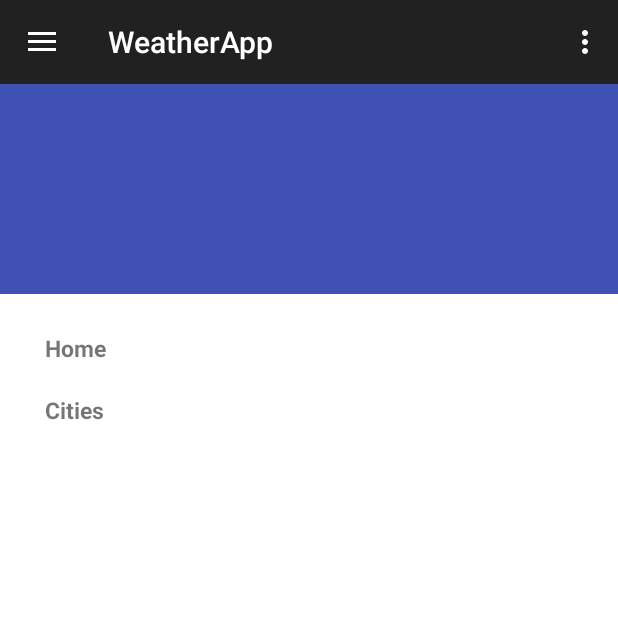
After one commit to KaloyanIT/WeatherApp, an Android app: the fragment FragmentDrawer placed in its activity, on a phone screen of 412 x 824 dp, the top half of it. The commit adds this screen. Run offline under Robolectric (Android 15) with nearby library versions, the phone set to English and light mode, and no system bars; our stand-ins replace RxJava; network calls fail.

Commit message:
Add navigation drawer fragment and recyclerView Adapter

```diff
--- a/WeatherApp/app/build.gradle
+++ b/WeatherApp/app/build.gradle
@@ -31,5 +31,6 @@ dependencies {
     compile 'com.google.code.gson:gson:2.8.0'
     compile 'io.reactivex.rxjava2:rxandroid:2.0.1'
     compile 'io.reactivex.rxjava2:rxjava:2.0.1'
+    compile 'com.android.support:support-v4:25.3.1'
     testCompile 'junit:junit:4.12'
 }
--- /dev/null
+++ b/WeatherApp/app/src/main/java/com/example/kaloyan/weatherapp/FragmentDrawer.java
@@ -0,0 +1,182 @@
+package com.example.kaloyan.weatherapp;
+
+
+import android.content.Context;
+import android.os.Bundle;
+import android.support.v4.app.Fragment;
+import android.support.v4.app.FragmentActivity;
+import android.support.v4.widget.DrawerLayout;
+import android.support.v7.app.ActionBarDrawerToggle;
+import android.support.v7.widget.LinearLayoutManager;
+import android.support.v7.widget.RecyclerView;
+import android.support.v7.widget.Toolbar;
+import android.view.GestureDetector;
+import android.view.LayoutInflater;
+import android.view.MotionEvent;
+import android.view.View;
+import android.view.ViewGroup;
+import android.widget.TextView;
+
+import java.util.ArrayList;
+import java.util.List;
+
+/**
+ * A simple {@link Fragment} subclass.
+ */
+public class FragmentDrawer extends Fragment {
+
+    private static String TAG = FragmentDrawer.class.getSimpleName();
+
+    private RecyclerView recyclerView;
+    private ActionBarDrawerToggle mDrawerToggle;
+    private DrawerLayout mDrawerLayout;
+    private NavigationDrawerAdapter adapter;
+    private View containerView;
+    private static String[] titles = null;
+    private FragmentDrawerListener drawerListener;
+
+
+    public FragmentDrawer() {
+        // Required empty public constructor
+    }
+
+    public void setDrawerListener(FragmentDrawerListener listener) {
+        this.drawerListener = listener;
+    }
+
+    public static List<NavDrawerItem> getData() {
+        List<NavDrawerItem> data = new ArrayList<>();
+
+
+        // preparing navigation drawer items
+        for (int i = 0; i < titles.length; i++) {
+            NavDrawerItem navItem = new NavDrawerItem();
+            navItem.setTitle(titles[i]);
+            data.add(navItem);
+        }
+        return data;
+    }
+
+    @Override
+    public void onCreate(Bundle savedInstanceState) {
+        super.onCreate(savedInstanceState);
+
+        // drawer labels
+        titles = getActivity().getResources().getStringArray(R.array.nav_drawer_labels);
+    }
+
+
+
+    @Override
+    public View onCreateView(LayoutInflater inflater, ViewGroup container,
+                             Bundle savedInstanceState) {
+        // Inflating view layout
+        View layout = inflater.inflate(R.layout.fragment_navigation_drawer, container, false);
+        recyclerView = (RecyclerView) layout.findViewById(R.id.drawerList);
+
+        adapter = new NavigationDrawerAdapter(getActivity(), getData());
+        recyclerView.setAdapter(adapter);
+        recyclerView.setLayoutManager(new LinearLayoutManager(getActivity()));
+        recyclerView.addOnItemTouchListener(new RecyclerTouchListener(getActivity(), recyclerView, new ClickListener() {
+            @Override
+            public void onClick(View view, int position) {
+                drawerListener.onDrawerItemSelected(view, position);
+                mDrawerLayout.closeDrawer(containerView);
+            }
+
+            @Override
+            public void onLongClick(View view, int position) {
+
+            }
+        }));
+
+        return layout;
+    }
+
+    public void setUp(int fragmentId, DrawerLayout drawerLayout, final Toolbar toolbar) {
+        containerView = getActivity().findViewById(fragmentId);
+        mDrawerLayout = drawerLayout;
+        mDrawerToggle = new ActionBarDrawerToggle(getActivity(), drawerLayout, toolbar, R.string.drawer_open, R.string.drawer_close) {
+            @Override
+            public void onDrawerOpened(View drawerView) {
+                super.onDrawerOpened(drawerView);
+                getActivity().invalidateOptionsMenu();
+            }
+
+            @Override
+            public void onDrawerClosed(View drawerView) {
+                super.onDrawerClosed(drawerView);
+                getActivity().invalidateOptionsMenu();
+            }
+
+            @Override
+            public void onDrawerSlide(View drawerView, float slideOffset) {
+                super.onDrawerSlide(drawerView, slideOffset);
+                toolbar.setAlpha(1 - slideOffset / 2);
+            }
+        };
+
+        mDrawerLayout.setDrawerListener(mDrawerToggle);
+        mDrawerLayout.post(new Runnable() {
+            @Override
+            public void run() {
+                mDrawerToggle.syncState();
+            }
+        });
+
+    }
+
+    public static interface ClickListener {
+        public void onClick(View view, int position);
+
+        public void onLongClick(View view, int position);
+    }
+
+    private static class RecyclerTouchListener implements RecyclerView.OnItemTouchListener {
+        private GestureDetector gestureDetector;
+        private ClickListener clickListener;
+
+        public RecyclerTouchListener(Context context, final RecyclerView recyclerView, final ClickListener clickListener) {
+            this.clickListener = clickListener;
+            gestureDetector = new GestureDetector(context, new GestureDetector.SimpleOnGestureListener() {
+                @Override
+                public boolean onSingleTapUp(MotionEvent e) {
+                    return true;
+                }
+
+                @Override
+                public void onLongPress(MotionEvent e) {
+                    View child = recyclerView.findChildViewUnder(e.getX(), e.getY());
+                    if (child != null && clickListener != null) {
+                        clickListener.onLongClick(child, recyclerView.getChildPosition(child));
+                    }
+                }
+            });
+        }
+
+        @Override
+        public boolean onInterceptTouchEvent(RecyclerView rv, MotionEvent e) {
+
+            View child = rv.findChildViewUnder(e.getX(), e.getY());
+            if (child != null && clickListener != null && gestureDetector.onTouchEvent(e)) {
+                clickListener.onClick(child, rv.getChildPosition(child));
+            }
+            return false;
+        }
+
+        @Override
+        public void onTouchEvent(RecyclerView rv, MotionEvent e) {
+        }
+
+        @Override
+        public void onRequestDisallowInterceptTouchEvent(boolean disallowIntercept) {
+
+        }
+
+
+    }
+
+    public interface FragmentDrawerListener {
+        public void onDrawerItemSelected(View view, int position);
+    }
+}
--- /dev/null
+++ b/WeatherApp/app/src/main/java/com/example/kaloyan/weatherapp/FragmentDrawerListener.java
@@ -0,0 +1,11 @@
+package com.example.kaloyan.weatherapp;
+
+import android.view.View;
+
+/**
+ * Created by kaloyan on 09.04.17.
+ */
+
+interface FragmentDrawerListener {
+    public void onDrawerItemSelected(View view, int position);
+}
--- a/WeatherApp/app/src/main/java/com/example/kaloyan/weatherapp/MainActivity.java
+++ b/WeatherApp/app/src/main/java/com/example/kaloyan/weatherapp/MainActivity.java
@@ -2,10 +2,12 @@ package com.example.kaloyan.weatherapp;
 
 import android.app.Activity;
 import android.os.Bundle;
+import android.support.v4.widget.DrawerLayout;
 import android.support.v7.app.AppCompatActivity;
 import android.support.v7.widget.Toolbar;
 import android.view.Menu;
 import android.view.MenuItem;
+import android.view.View;
 import android.widget.ArrayAdapter;
 import android.widget.ListView;
 import android.widget.TextView;
@@ -20,8 +22,10 @@ import io.reactivex.android.schedulers.AndroidSchedulers;
 import io.reactivex.functions.Function;
 import io.reactivex.schedulers.Schedulers;
 
-public class MainActivity extends AppCompatActivity {
+public class MainActivity extends AppCompatActivity implements FragmentDrawer.FragmentDrawerListener {
     private Toolbar mToolbar;
+    private FragmentDrawer drawerFragment;
+
     @Override
     protected void onCreate(Bundle savedInstanceState) {
         super.onCreate(savedInstanceState);
@@ -32,6 +36,10 @@ public class MainActivity extends AppCompatActivity {
         setSupportActionBar(mToolbar);
         getSupportActionBar().setDisplayShowHomeEnabled(true);
 
+        drawerFragment = (FragmentDrawer)
+                getSupportFragmentManager().findFragmentById(R.id.fragment_navigation_drawer);
+        drawerFragment.setUp(R.id.fragment_navigation_drawer, (DrawerLayout) findViewById(R.id.drawer_layout), mToolbar);
+        drawerFragment.setDrawerListener(this);
 
 
         WeatherData data = new WeatherData(url);
@@ -60,4 +68,9 @@ public class MainActivity extends AppCompatActivity {
         int id = item.getItemId();
         return super.onOptionsItemSelected(item);
     }
+
+    @Override
+    public void onDrawerItemSelected(View view, int position) {
+
+    }
 }
--- /dev/null
+++ b/WeatherApp/app/src/main/java/com/example/kaloyan/weatherapp/NavigationDrawerAdapter.java
@@ -0,0 +1,59 @@
+package com.example.kaloyan.weatherapp;
+
+import android.content.Context;
+import android.support.v7.widget.RecyclerView;
+import android.view.LayoutInflater;
+import android.view.View;
+import android.view.ViewGroup;
+import android.widget.TextView;
+
+import java.util.Collections;
+import java.util.List;
+
+/**
+ * Created by kaloyan on 09.04.17.
+ */
+
+public class NavigationDrawerAdapter extends RecyclerView.Adapter<NavigationDrawerAdapter.MyViewHolder> {
+    List<NavDrawerItem> data = Collections.emptyList();
+    private LayoutInflater inflater;
+    private Context context;
+
+    public NavigationDrawerAdapter(Context context, List<NavDrawerItem> data) {
+        this.context = context;
+        inflater = LayoutInflater.from(context);
+        this.data = data;
+    }
+
+    public void delete(int position) {
+        data.remove(position);
+        notifyItemRemoved(position);
+    }
+
+
+    @Override
+    public NavigationDrawerAdapter.MyViewHolder onCreateViewHolder(ViewGroup parent, int viewType) {
+        View view = inflater.inflate(R.layout.nav_drawer_row, parent, false);
+        MyViewHolder holder = new MyViewHolder(view);
+        return holder;
+    }
+
+    @Override
+    public void onBindViewHolder(NavigationDrawerAdapter.MyViewHolder holder, int position) {
+        NavDrawerItem current = data.get(position);
+        holder.title.setText(current.getTitle());
+    }
+
+    @Override
+    public int getItemCount() {
+        return data.size();
+    }
+
+    public class MyViewHolder extends RecyclerView.ViewHolder{
+        TextView title;
+        public MyViewHolder(View itemView) {
+            super(itemView);
+            title = (TextView) itemView.findViewById(R.id.title);
+        }
+    }
+}
--- a/WeatherApp/app/src/main/res/layout/activity_main.xml
+++ b/WeatherApp/app/src/main/res/layout/activity_main.xml
@@ -1,21 +1,44 @@
-<?xml version="1.0" encoding="utf-8"?>
-<RelativeLayout xmlns:android="http://schemas.android.com/apk/res/android"
+<android.support.v4.widget.DrawerLayout xmlns:android="http://schemas.android.com/apk/res/android"
+    xmlns:app="http://schemas.android.com/apk/res-auto"
     xmlns:tools="http://schemas.android.com/tools"
+    android:id="@+id/drawer_layout"
     android:layout_width="match_parent"
-    android:layout_height="match_parent"
-    tools:context=".MainActivity">
+    android:layout_height="match_parent">
+
 
     <LinearLayout
-        android:layout_width="fill_parent"
-        android:layout_height="wrap_content"
-        android:layout_alignParentTop="true"
+        android:layout_width="match_parent"
+        android:layout_height="match_parent"
         android:orientation="vertical">
 
-        <include
-            android:id="@+id/toolbar"
-            layout="@layout/toolbar" />
+        <LinearLayout
+            android:id="@+id/container_toolbar"
+            android:layout_width="match_parent"
+            android:layout_height="wrap_content"
+            android:orientation="vertical">
+
+            <include
+                android:id="@+id/toolbar"
+                layout="@layout/toolbar" />
+        </LinearLayout>
+
+        <FrameLayout
+            android:id="@+id/container_body"
+            android:layout_width="fill_parent"
+            android:layout_height="0dp"
+            android:layout_weight="1" />
+
+
     </LinearLayout>
 
 
+    <fragment
+        android:id="@+id/fragment_navigation_drawer"
+        android:name="com.example.kaloyan.weatherapp.FragmentDrawer"
+        android:layout_width="@dimen/nav_drawer_width"
+        android:layout_height="match_parent"
+        android:layout_gravity="start"
+        app:layout="@layout/fragment_navigation_drawer"
+        tools:layout="@layout/fragment_navigation_drawer" />
 
-</RelativeLayout>
+</android.support.v4.widget.DrawerLayout>
--- /dev/null
+++ b/WeatherApp/app/src/main/res/layout/fragment_navigation_drawer.xml
@@ -0,0 +1,32 @@
+<?xml version="1.0" encoding="utf-8"?>
+<RelativeLayout
+    xmlns:android="http://schemas.android.com/apk/res/android"
+    android:orientation="vertical"
+    android:layout_width="match_parent"
+    android:layout_height="match_parent"
+    android:background="@android:color/white">
+
+    <RelativeLayout
+        android:id="@+id/nav_header_container"
+        android:layout_width="match_parent"
+        android:layout_height="140dp"
+        android:layout_alignParentTop="true"
+        android:background="@color/colorPrimary"
+        >
+
+        <TextView
+            android:layout_width="70dp"
+            android:layout_height="70dp"
+            android:layout_centerInParent="true"/>
+
+    </RelativeLayout>
+
+   <android.support.v7.widget.RecyclerView
+       android:id="@+id/drawerList"
+       android:layout_width="match_parent"
+       android:layout_height="wrap_content"
+       android:layout_below="@id/nav_header_container"
+       android:layout_marginTop="15dp"
+       />
+
+</RelativeLayout>
--- a/WeatherApp/app/src/main/res/values/strings.xml
+++ b/WeatherApp/app/src/main/res/values/strings.xml
@@ -3,6 +3,8 @@
     <string name="nav_item_home">Home</string>
     <string name="action_settings">Settings</string>
     <string name="nav_item_cities">Cities</string>
+    <string name="drawer_open">Open</string>
+    <string name="drawer_close">Close</string>
 
     <!-- navigation drawer item labels  -->
     <string-array name="nav_drawer_labels">
@@ -10,4 +12,7 @@
         <item>@string/nav_item_cities</item>
     </string-array>
 
+    <!-- TODO: Remove or change this placeholder text -->
+    <string name="hello_blank_fragment">Hello blank fragment</string>
+
 </resources>
```
